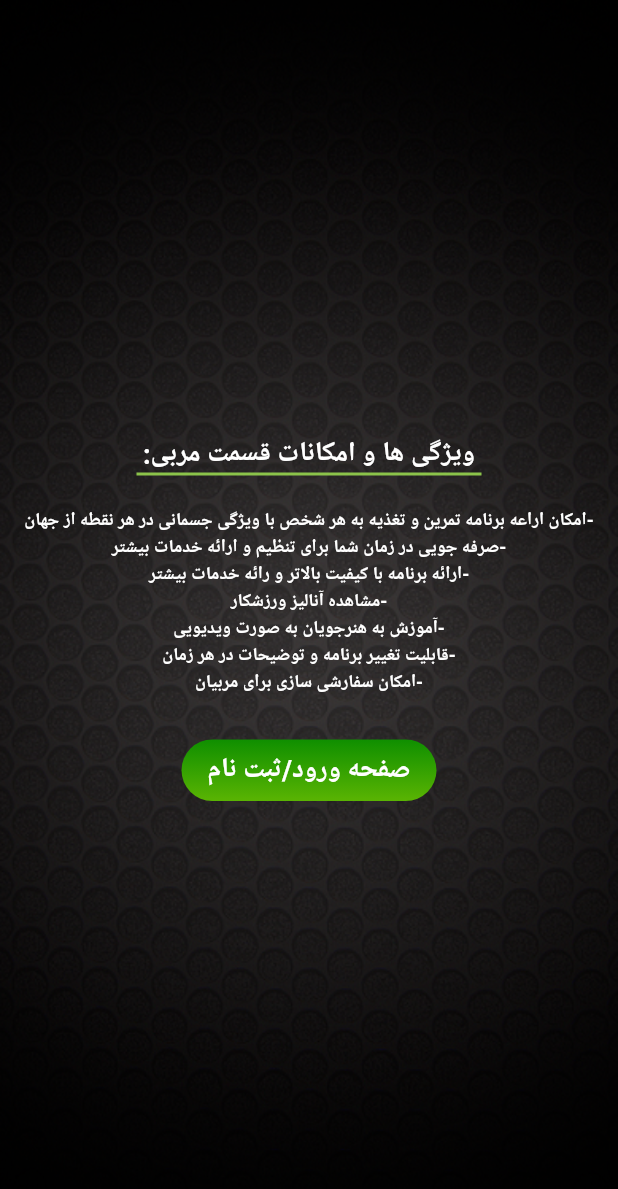
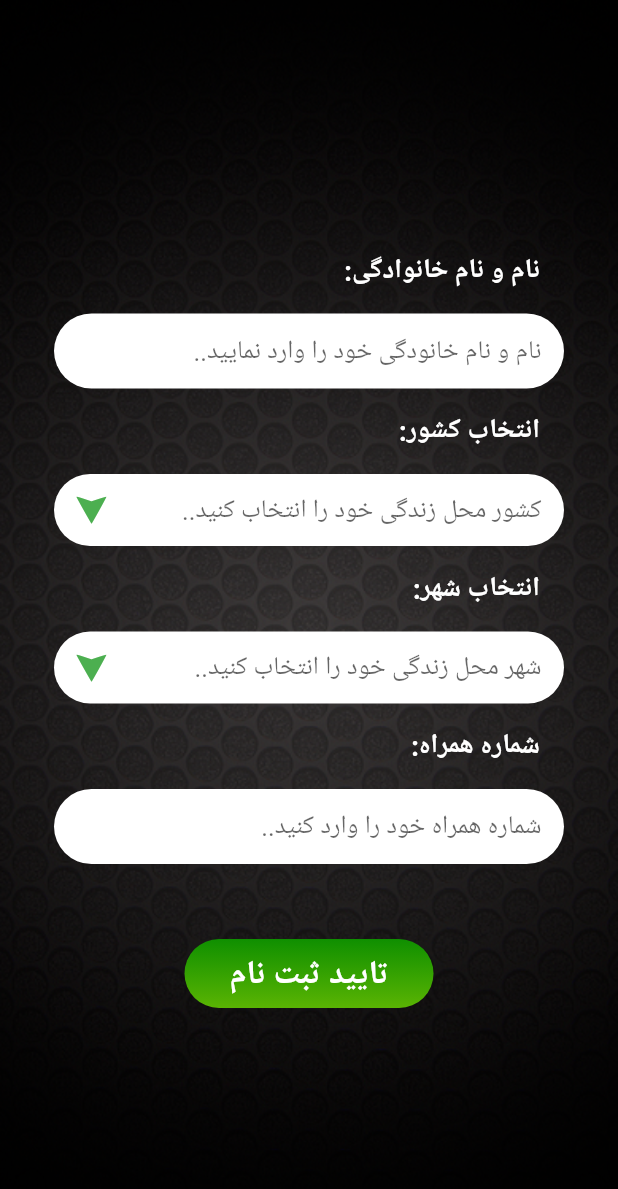
Before and after one commit to HosseinAsadi/ArtMan, a Flutter app: the CoachExplan screen opened by its route, after a tap on "صفحه ورود/ثبت نام", on a phone screen of 412 x 824 dp. Shown: the top 1189 px of the screen. Run offline on Flutter 3.47's test engine with Material 2 defaults, Android fonts, the phone set to English and light mode, and no system bars.

Commit message:
screen register (page 6 of pdf) and add persion direction to all

```diff
--- /dev/null
+++ b/lib/components/drop-down-menu.dart
@@ -0,0 +1,62 @@
+import 'package:flutter/material.dart';
+
+class DropDownMenu extends StatefulWidget {
+  String _hint;
+
+  DropDownMenu(this._hint);
+
+  @override
+  State<StatefulWidget> createState() {
+    // TODO: implement createState
+    return DDM(this._hint);
+  }
+}
+
+class DDM extends State<DropDownMenu> {
+  var _currencies = {"1", "2", "3"};
+  var _currentItemSelected = "1";
+
+  String _hint;
+
+  DDM(this._hint);
+
+  @override
+  Widget build(BuildContext context) {
+    // TODO: implement build
+    return dropDownMenu();
+  }
+
+  Widget dropDownMenu() => Container(
+        alignment: Alignment(0, 0),
+        margin: EdgeInsets.only(left: 20, right: 20),
+        padding: EdgeInsets.only(left: 15, right: 15),
+        decoration: BoxDecoration(
+            color: Colors.white, borderRadius: BorderRadius.circular(25)),
+        child: DropdownButton<String>(
+          isExpanded: true,
+          underline: Text(''),
+          hint: Text(this._hint),
+          icon: Icon(const IconData(0xe900, fontFamily: 'dropDownIcon'),
+              color: Colors.green, size: 18),
+          items: _currencies.map((String value) {
+            return DropdownMenuItem<String>(
+              value: value,
+              child: Text(
+                value,
+                textDirection: TextDirection.rtl,
+                style: TextStyle(fontSize: 18),
+              ),
+            );
+          }).toList(),
+          onChanged: (String newValueSelected) {
+            _onDropDownItemSelected(newValueSelected);
+          },
+        ),
+      );
+
+  void _onDropDownItemSelected(String newValueSelected) {
+    setState(() {
+      this._currentItemSelected = newValueSelected;
+    });
+  }
+}
--- a/lib/main.dart
+++ b/lib/main.dart
@@ -1,6 +1,9 @@
 import 'package:flutter/material.dart';
 import 'screens/first-login.dart';
 import 'screens/coach-atributies-explanations.dart';
+import 'package:flutter/rendering.dart';
+import 'package:flutter_localizations/flutter_localizations.dart';
+import 'screens/register.dart';
 
 void main() => runApp(MyApp());
 
@@ -10,11 +13,21 @@ class MyApp extends StatelessWidget {
   Widget build(BuildContext context) {
     return MaterialApp(
       debugShowCheckedModeBanner: false,
+      localizationsDelegates: [
+        GlobalMaterialLocalizations.delegate,
+        GlobalWidgetsLocalizations.delegate,
+      ],
+      supportedLocales: [
+        Locale("en", "US"),
+        Locale("fa", "IR"), // OR Locale('ar', 'AE') OR Other RTL locales
+      ],
+      locale: Locale("fa", "IR"),
       title: 'Art Man Project',
       initialRoute: '/',
       routes: {
         '/': (BuildContext context) => FirstLogin(),
         '/coach-explan': (BuildContext context) => CoachExplan(),
+        '/register': (BuildContext context) => Register(),
       },
     );
   }
--- a/lib/screens/coach-atributies-explanations.dart
+++ b/lib/screens/coach-atributies-explanations.dart
@@ -88,7 +88,7 @@ class CE extends State<CoachExplan>{
                 fontSize: 18)
         ),
         onTap: (){
-
+          Navigator.pushNamed(context, "/register");
         },
       )
   );
--- /dev/null
+++ b/lib/screens/register.dart
@@ -0,0 +1,124 @@
+import 'package:flutter/material.dart';
+import 'package:art_man/components/drop-down-menu.dart';
+
+
+class Register extends StatefulWidget {
+  @override
+  State<StatefulWidget> createState() {
+    // TODO: implement createState
+    return R();
+  }
+}
+
+class R extends State<Register> {
+  DropDownMenu _dropDownMenuCountrySelected = new DropDownMenu("کشور محل زندگی خود را انتخاب کنید..");
+  DropDownMenu _dropDownMenuCitySelected = new DropDownMenu("شهر محل زندگی خود را انتخاب کنید..");
+
+  var _formKey = GlobalKey<FormState>();
+
+  @override
+  Widget build(BuildContext context) {
+    return Scaffold(
+      body: setBackground(),
+    );
+  }
+
+  Widget setBackground() => Container(
+        decoration: BoxDecoration(
+          image: DecorationImage(
+            image: AssetImage("assets/images/background.png"),
+            fit: BoxFit.cover,
+          ),
+        ),
+        child: body(),
+      );
+
+  Widget body() => Form(
+    key: _formKey,
+      child: Padding(
+          padding: EdgeInsets.all(16),
+          child: Center(
+            child: ListView(
+              shrinkWrap: true,
+              children: <Widget>[
+                getTexts("نام و نام خانوادگی:"),
+                getTextFields("نام و نام خانودگی خود را وارد نمایید.."),
+                getTexts("انتخاب کشور:"),
+                _dropDownMenuCountrySelected,
+                getTexts("انتخاب شهر:"),
+                _dropDownMenuCitySelected,
+                getTexts("شماره همراه:"),
+                getTextFields("شماره همراه خود را وارد کنید.."),
+                button()
+
+              ],
+            ),
+          )
+      )
+  );
+
+
+  Widget getTexts(String text) => Container(
+        margin: EdgeInsets.only(left: 20, right: 20),
+        padding: EdgeInsets.all(16),
+        child: Text(
+          text,
+          textDirection: TextDirection.rtl,
+          style: TextStyle(
+              fontWeight: FontWeight.bold, color: Colors.white, fontSize: 18),
+        ),
+      );
+
+  Widget getTextFields(String hint) => Container(
+      height: 50,
+      alignment: Alignment(0, 0),
+      margin: EdgeInsets.only(left: 20, right: 20),
+      padding: EdgeInsets.only(left: 15, right: 15),
+      decoration: BoxDecoration(
+          color: Colors.white, borderRadius: BorderRadius.circular(25)),
+
+          child: TextFormField(
+            textDirection: TextDirection.rtl,
+            textAlign: TextAlign.right,
+            validator: (String value){
+              if(value.isEmpty) {
+                Scaffold.of(context).showSnackBar(SnackBar(content: Text('لطفا همه فیلد ها را پر کنید!')));
+                return 'sds';
+              }
+            },
+            decoration: InputDecoration.collapsed(
+              hintText: hint,
+              fillColor: Colors.grey
+            ),
+          )
+
+  );
+
+  Widget button() => GestureDetector(
+    child: Container(
+        margin: EdgeInsets.only(
+            left:  MediaQuery.of(context).size.width - 305,
+            right:  MediaQuery.of(context).size.width - 305,
+            top: 50
+        ),
+        padding: EdgeInsets.only(top: 8, bottom: 8),
+        alignment: Alignment(0, 0),
+        decoration: BoxDecoration(
+            gradient: LinearGradient(
+                colors: [new Color(0xFF0F8F00), new Color(0xFF5AB403)],
+                begin: Alignment.topCenter,
+                end: Alignment.bottomCenter),
+            borderRadius: BorderRadius.circular(25),
+
+        ),
+        child: Text('تایید ثبت نام',
+            style: TextStyle(
+                fontWeight: FontWeight.bold,
+                color: Colors.white,
+                fontSize: 22))),
+    onTap: () {
+      if(_formKey.currentState.validate())
+        Navigator.pushNamed(context, '');
+    },
+  );
+}
--- a/lib/utils/Strings.dart
+++ b/lib/utils/Strings.dart
@@ -1,12 +1,12 @@
 
 
 class Strings {
-  static final String TITLECOACHEXPLAN = ":ویژگی ها و امکانات قسمت مربی";
-  static final String COACHATRIBEXPLAN = "امکان اراعه برنامه تمرین و تغذیه به هر شخص با ویژگی جسمانی در هر نقطه از جهان-\n" +
-      "صرفه جویی در زمان شما برای تنظیم و ارائه خدمات بیشتر-\n" +
-      "ارائه برنامه با کیفیت بالاتر و رائه خدمات بیشتر-\n" +
-      "مشاهده آنالیز ورزشکار-\n" +
-      "آموزش به هنرجویان به صورت ویدیویی-\n" +
-      "قابلیت تغییر برنامه و توضیحات در هر زمان-\n" +
-      "امکان سفارشی سازی برای مربیان-";
+  static final String TITLECOACHEXPLAN = "ویژگی ها و امکانات قسمت مربی:";
+  static final String COACHATRIBEXPLAN = "-امکان اراعه برنامه تمرین و تغذیه به هر شخص با ویژگی جسمانی در هر نقطه از جهان\n" +
+      "-صرفه جویی در زمان شما برای تنظیم و ارائه خدمات بیشتر\n" +
+      "-ارائه برنامه با کیفیت بالاتر و رائه خدمات بیشتر\n" +
+      "-مشاهده آنالیز ورزشکار\n" +
+      "-آموزش به هنرجویان به صورت ویدیویی\n" +
+      "-قابلیت تغییر برنامه و توضیحات در هر زمان\n" +
+      "-امکان سفارشی سازی برای مربیان";
 }
```
Also changed, not shown: pubspec.yaml (+6 -6 lines), assets/fonts/dropdownicon.ttf (added).
